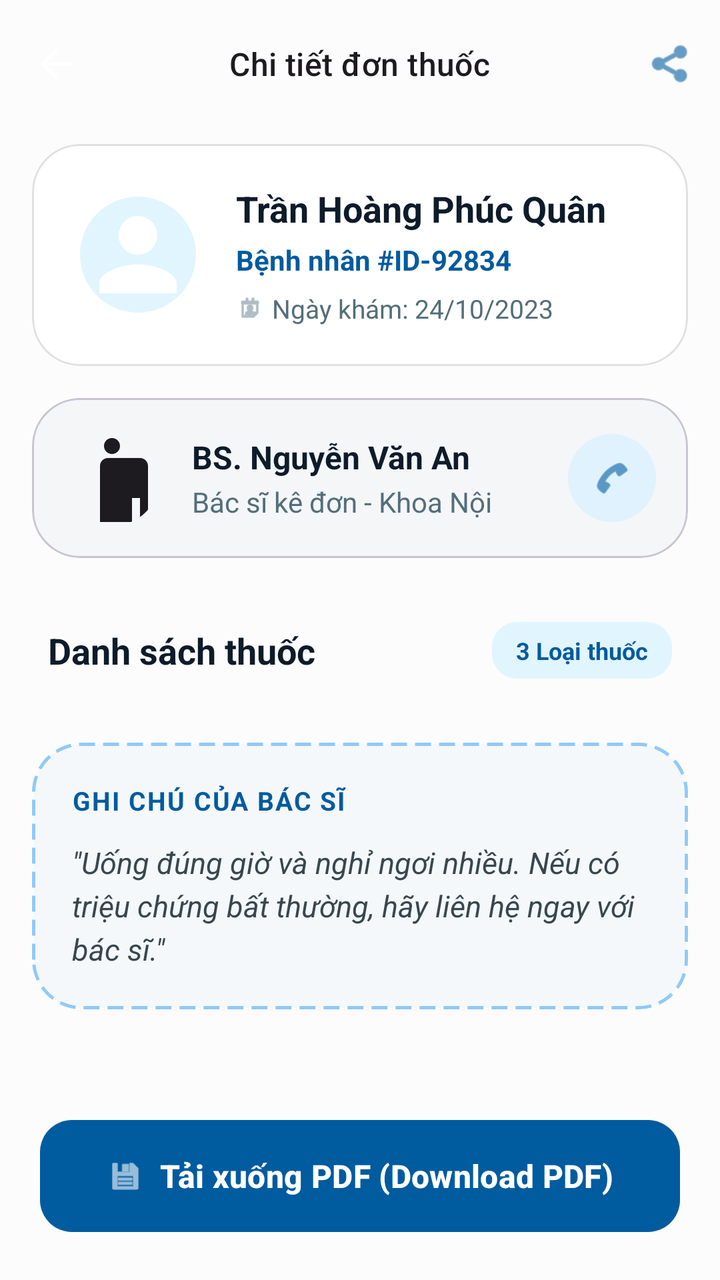
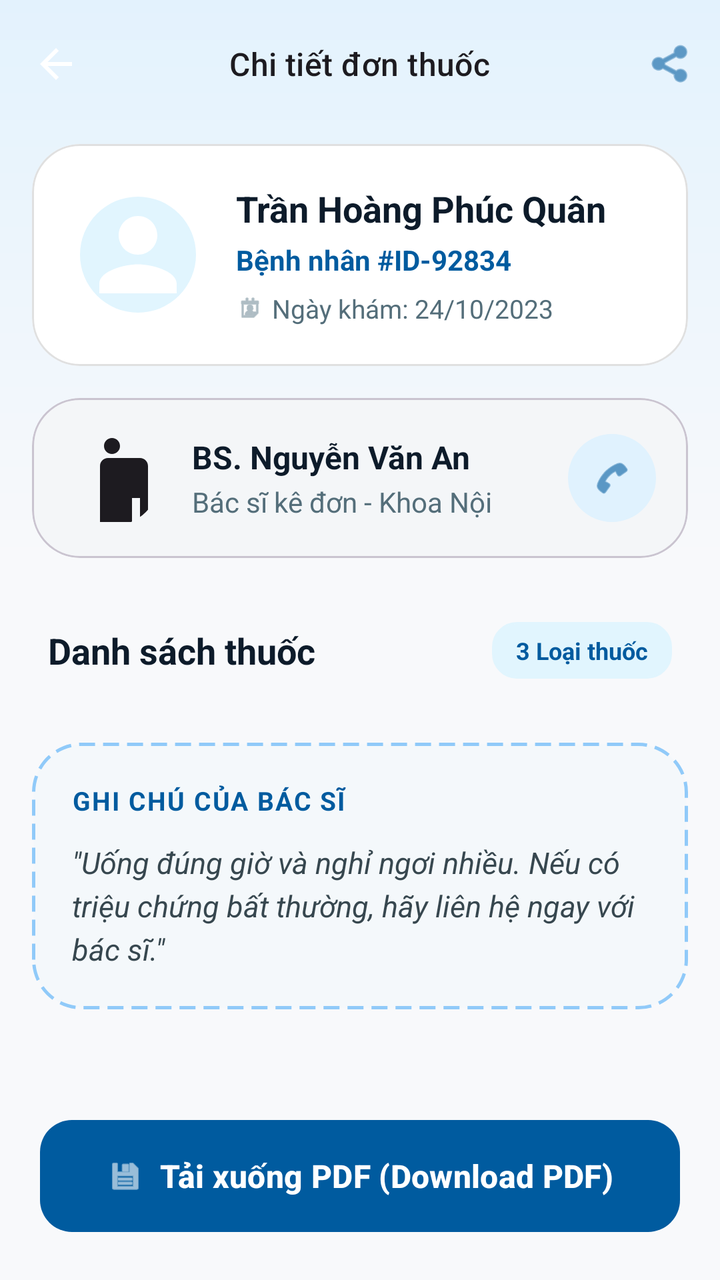

Two renders of the same Android screen: before a commit and after it. Below are the layout's source before the change and the commit's diff.
<!-- AndroidManifest.xml: application theme Theme.Mobile_android -->
<!-- res/layout/activity_prescription_detail.xml -->
<?xml version="1.0" encoding="utf-8"?>
<androidx.constraintlayout.widget.ConstraintLayout xmlns:android="http://schemas.android.com/apk/res/android"
    xmlns:app="http://schemas.android.com/apk/res-auto"
    xmlns:tools="http://schemas.android.com/tools"
    android:layout_width="match_parent"
    android:layout_height="match_parent"
    android:background="#FCFCFD">

    <com.google.android.material.appbar.AppBarLayout
        android:id="@+id/appBarLayout"
        android:layout_width="match_parent"
        android:layout_height="wrap_content"
        android:background="@android:color/transparent"
        android:elevation="0dp"
        app:layout_constraintTop_toTopOf="parent">

        <com.google.android.material.appbar.MaterialToolbar
            android:id="@+id/toolbar"
            android:layout_width="match_parent"
            android:layout_height="?attr/actionBarSize"
            app:title="Chi tiết đơn thuốc"
            app:titleCentered="true"
            app:titleTextAppearance="@style/TextAppearance.Material3.TitleMedium"
            app:navigationIcon="@drawable/ic_back">
            <ImageView
                android:layout_width="48dp"
                android:layout_height="48dp"
                android:padding="12dp"
                android:layout_gravity="end"
                android:src="@android:drawable/ic_menu_share"
                app:tint="#005B9F" />
        </com.google.android.material.appbar.MaterialToolbar>
    </com.google.android.material.appbar.AppBarLayout>

    <androidx.core.widget.NestedScrollView
        android:layout_width="match_parent"
        android:layout_height="0dp"
        app:layout_constraintTop_toBottomOf="@id/appBarLayout"
        app:layout_constraintBottom_toTopOf="@id/btnDownloadPDF">

        <LinearLayout
            android:layout_width="match_parent"
            android:layout_height="wrap_content"
            android:orientation="vertical"
            android:paddingHorizontal="16dp"
            android:paddingBottom="24dp">

            
            <com.google.android.material.card.MaterialCardView
                android:layout_width="match_parent"
                android:layout_height="wrap_content"
                android:layout_marginTop="8dp"
                app:cardCornerRadius="24dp"
                app:cardElevation="0dp"
                app:strokeColor="#E0E0E0"
                app:strokeWidth="1dp"
                app:cardBackgroundColor="@android:color/white">

                <LinearLayout
                    android:layout_width="match_parent"
                    android:layout_height="wrap_content"
                    android:orientation="horizontal"
                    android:padding="20dp"
                    android:gravity="center_vertical">

                    <com.google.android.material.imageview.ShapeableImageView
                        android:id="@+id/ivPatientAvatar"
                        android:layout_width="66dp"
                        android:layout_height="66dp"
                        android:scaleType="centerCrop"
                        android:src="@drawable/ic_user"
                        app:shapeAppearanceOverlay="@style/CircleAppearance"
                        android:background="#E1F5FE"
                        android:padding="4dp"/>

                    <LinearLayout
                        android:layout_width="wrap_content"
                        android:layout_height="wrap_content"
                        android:orientation="vertical"
                        android:layout_marginStart="16dp">

                        <TextView
                            android:id="@+id/tvPatientName"
                            android:layout_width="wrap_content"
                            android:layout_height="wrap_content"
                            android:text="Trần Hoàng Phúc Quân"
                            android:textColor="#0D1B2A"
                            android:textSize="18sp"
                            android:textStyle="bold" />

                        <TextView
                            android:layout_width="wrap_content"
                            android:layout_height="wrap_content"
                            android:layout_marginTop="4dp"
                            android:text="Bệnh nhân #ID-92834"
                            android:textColor="#005B9F"
                            android:textSize="14sp"
                            android:textStyle="bold"/>

                        <LinearLayout
                            android:layout_width="wrap_content"
                            android:layout_height="wrap_content"
                            android:orientation="horizontal"
                            android:layout_marginTop="6dp"
                            android:gravity="center_vertical">
                            <ImageView
                                android:layout_width="14dp"
                                android:layout_height="14dp"
                                android:src="@android:drawable/ic_menu_my_calendar"
                                app:tint="#78909C"/>
                            <TextView
                                android:id="@+id/tvDate"
                                android:layout_width="wrap_content"
                                android:layout_height="wrap_content"
                                android:layout_marginStart="4dp"
                                android:text="Ngày khám: 24/10/2023"
                                android:textColor="#546E7A"
                                android:textSize="13sp"/>
                        </LinearLayout>
                    </LinearLayout>
                </LinearLayout>
            </com.google.android.material.card.MaterialCardView>

            
            <com.google.android.material.card.MaterialCardView
                android:layout_width="match_parent"
                android:layout_height="wrap_content"
                android:layout_marginTop="16dp"
                app:cardCornerRadius="24dp"
                app:cardElevation="0dp"
                app:cardBackgroundColor="#F4F6F8">

                <RelativeLayout
                    android:layout_width="match_parent"
                    android:layout_height="wrap_content"
                    android:padding="16dp">

                    <com.google.android.material.imageview.ShapeableImageView
                        android:id="@+id/ivDocAvatar"
                        android:layout_width="48dp"
                        android:layout_height="48dp"
                        android:scaleType="centerCrop"
                        android:src="@drawable/ic_doctor"
                        app:shapeAppearanceOverlay="@style/CircleAppearance"
                        android:layout_centerVertical="true"/>

                    <LinearLayout
                        android:layout_width="wrap_content"
                        android:layout_height="wrap_content"
                        android:orientation="vertical"
                        android:layout_toEndOf="@id/ivDocAvatar"
                        android:layout_centerVertical="true"
                        android:layout_marginStart="16dp">

                        <TextView
                            android:id="@+id/tvDoctorName"
                            android:layout_width="wrap_content"
                            android:layout_height="wrap_content"
                            android:text="BS. Nguyễn Văn An"
                            android:textColor="#0D1B2A"
                            android:textSize="16sp"
                            android:textStyle="bold" />

                        <TextView
                            android:layout_width="wrap_content"
                            android:layout_height="wrap_content"
                            android:text="Bác sĩ kê đơn - Khoa Nội"
                            android:textColor="#546E7A"
                            android:textSize="14sp"
                            android:layout_marginTop="2dp"/>
                    </LinearLayout>

                    <ImageView
                        android:layout_width="44dp"
                        android:layout_height="44dp"
                        android:padding="12dp"
                        android:src="@android:drawable/ic_menu_call"
                        android:background="@drawable/bg_circle_soft_blue"
                        app:tint="#005B9F"
                        android:layout_alignParentEnd="true"
                        android:layout_centerVertical="true"/>
                </RelativeLayout>
            </com.google.android.material.card.MaterialCardView>

            
            <RelativeLayout
                android:layout_width="match_parent"
                android:layout_height="wrap_content"
                android:layout_marginTop="32dp"
                android:layout_marginBottom="16dp"
                android:layout_marginHorizontal="8dp">

                <TextView
                    android:layout_width="wrap_content"
                    android:layout_height="wrap_content"
                    android:text="Danh sách thuốc"
                    android:textColor="#0D1B2A"
                    android:textSize="18sp"
                    android:textStyle="bold"
                    android:layout_centerVertical="true"/>

                <TextView
                    android:layout_width="wrap_content"
                    android:layout_height="wrap_content"
                    android:text="3 Loại thuốc"
                    android:textColor="#005B9F"
                    android:textSize="12sp"
                    android:textStyle="bold"
                    android:background="@drawable/bg_pill_gray_premium"
                    android:backgroundTint="#E1F5FE"
                    android:paddingHorizontal="12dp"
                    android:paddingVertical="6dp"
                    android:layout_alignParentEnd="true"
                    android:layout_centerVertical="true"/>
            </RelativeLayout>

            <androidx.recyclerview.widget.RecyclerView
                android:id="@+id/rvDrugs"
                android:layout_width="match_parent"
                android:layout_height="wrap_content"
                android:nestedScrollingEnabled="false"
                android:clipToPadding="false"/>

            
            <LinearLayout
                android:layout_width="match_parent"
                android:layout_height="wrap_content"
                android:orientation="vertical"
                android:background="@drawable/bg_dashed_border"
                android:padding="20dp"
                android:layout_marginTop="16dp">

                <TextView
                    android:layout_width="wrap_content"
                    android:layout_height="wrap_content"
                    android:text="GHI CHÚ CỦA BÁC SĨ"
                    android:textColor="#005B9F"
                    android:textSize="13sp"
                    android:textStyle="bold"
                    android:letterSpacing="0.05"/>

                <TextView
                    android:id="@+id/tvDoctorNote"
                    android:layout_width="match_parent"
                    android:layout_height="wrap_content"
                    android:layout_marginTop="12dp"
                    android:text="&quot;Uống đúng giờ và nghỉ ngơi nhiều. Nếu có triệu chứng bất thường, hãy liên hệ ngay với bác sĩ.&quot;"
                    android:textColor="#37474F"
                    android:textSize="15sp"
                    android:textStyle="italic"
                    android:lineSpacingExtra="4dp"/>
            </LinearLayout>

        </LinearLayout>
    </androidx.core.widget.NestedScrollView>

    <com.google.android.material.button.MaterialButton
        android:id="@+id/btnDownloadPDF"
        android:layout_width="match_parent"
        android:layout_height="64dp"
        android:layout_margin="20dp"
        app:layout_constraintBottom_toBottomOf="parent"
        android:text="Tải xuống PDF (Download PDF)"
        android:textAllCaps="false"
        android:textSize="16sp"
        android:textStyle="bold"
        app:cornerRadius="16dp"
        app:icon="@android:drawable/ic_menu_save"
        app:iconGravity="textStart"
        app:backgroundTint="#005B9F"/>

</androidx.constraintlayout.widget.ConstraintLayout>
<!-- resources referenced by this layout -->
<resources>
  <!-- drawable bg_circle_soft_blue (drawable) -->
  <?xml version="1.0" encoding="utf-8"?>
  <shape xmlns:android="http://schemas.android.com/apk/res/android"
      android:shape="oval">
      <solid android:color="#E0F2FE" />
  </shape>
  <!-- drawable bg_dashed_border (drawable) -->
  <?xml version="1.0" encoding="utf-8"?>
  <shape xmlns:android="http://schemas.android.com/apk/res/android"
      android:shape="rectangle">
      <solid android:color="#F4F8FB" />
      <corners android:radius="24dp" />
      <stroke 
          android:width="1.5dp" 
          android:color="#90CAF9" 
          android:dashWidth="8dp" 
          android:dashGap="4dp" />
  </shape>
  <!-- drawable bg_pill_gray_premium (drawable) -->
  <?xml version="1.0" encoding="utf-8"?>
  <shape xmlns:android="http://schemas.android.com/apk/res/android"
      android:shape="rectangle">
      <solid android:color="#F0F0F0" />
      <corners android:radius="12dp" />
      <stroke android:width="1dp" android:color="#E0E0E0" />
  </shape>
  <!-- drawable ic_back (drawable) -->
  <?xml version="1.0" encoding="utf-8"?>
  <vector xmlns:android="http://schemas.android.com/apk/res/android"
      android:width="24dp"
      android:height="24dp"
      android:viewportWidth="24"
      android:viewportHeight="24">
      <path
          android:fillColor="@android:color/white"
          android:pathData="M20,11H7.83l5.59,-5.59L12,4l-8,8 8,8 1.41,-1.41L7.83,13H20v-2z"/>
  </vector>
  <!-- drawable ic_doctor (drawable) -->
  <vector xmlns:android="http://schemas.android.com/apk/res/android"
      android:width="24dp"
      android:height="24dp"
      android:viewportWidth="24"
      android:viewportHeight="24"
      android:tint="?attr/colorOnSurface">
    <path
        android:fillColor="@android:color/white"
        android:pathData="M12,2c1.1,0 2,0.9 2,2s-0.9,2 -2,2 -2,-0.9 -2,-2 0.9,-2 2,-2zM21,9v14h-2v-6h-2v6L9,23L9,9c0,-1.1 0.9,-2 2,-2h8c1.1,0 2,0.9 2,2z"/>
    <path
        android:fillColor="@android:color/white"
        android:pathData="M12.5,11.5c0.83,0 1.5,-0.67 1.5,-1.5s-0.67,-1.5 -1.5,-1.5S11,9.17 11,10s0.67,1.5 1.5,1.5z"/>
  </vector>
  <!-- drawable ic_user (drawable) -->
  <vector xmlns:android="http://schemas.android.com/apk/res/android"
      android:width="24dp"
      android:height="24dp"
      android:viewportWidth="24"
      android:viewportHeight="24">
      <path
          android:fillColor="#FFFFFF"
          android:pathData="M12,12c2.21,0 4,-1.79 4,-4s-1.79,-4 -4,-4 -4,1.79 -4,4 1.79,4 4,4zM12,14c-2.67,0 -8,1.34 -8,4v2h16v-2c0,-2.66 -5.33,-4 -8,-4z"/>
  </vector>
  <style name="CircleAppearance" parent="">
          <item name="cornerFamily">rounded</item>
          <item name="cornerSize">50%</item>
      </style>
  <style name="Theme.Mobile_android" parent="Base.Theme.Toothly" />
  <style name="Base.Theme.Toothly" parent="Theme.Material3.Light.NoActionBar">
          <item name="android:statusBarColor">@color/toothly_pearl</item>
          <item name="android:navigationBarColor">@color/toothly_pearl</item>
          <item name="android:windowLightStatusBar">true</item>
          <item name="colorPrimary">@color/toothly_teal</item>
          <item name="colorSurface">@color/toothly_pearl</item>
      </style>
  <color name="toothly_pearl">#f8fafc</color>
  <color name="toothly_teal">#0d9488</color>
</resources>

<!-- the commit's change to res/layout/activity_prescription_detail.xml (unified diff, before → after) -->
@@ -4,7 +4,13 @@
     xmlns:tools="http://schemas.android.com/tools"
     android:layout_width="match_parent"
     android:layout_height="match_parent"
-    android:background="#FCFCFD">
+    android:background="#F8F9FB">
+
+    <View
+        android:layout_width="match_parent"
+        android:layout_height="280dp"
+        android:background="@drawable/bg_gradient_blue_soft"
+        app:layout_constraintTop_toTopOf="parent"/>
 
     <com.google.android.material.appbar.AppBarLayout
         android:id="@+id/appBarLayout"
@@ -254,6 +260,27 @@
         </LinearLayout>
     </androidx.core.widget.NestedScrollView>
 
+    <ProgressBar
+        android:id="@+id/progress"
+        android:layout_width="wrap_content"
+        android:layout_height="wrap_content"
+        android:visibility="gone"
+        app:layout_constraintTop_toTopOf="parent"
+        app:layout_constraintBottom_toBottomOf="parent"
+        app:layout_constraintStart_toStartOf="parent"
+        app:layout_constraintEnd_toEndOf="parent" />
+
+    <TextView
+        android:id="@+id/tvEmpty"
+        android:layout_width="wrap_content"
+        android:layout_height="wrap_content"
+        android:text="Không có đơn thuốc"
+        android:visibility="gone"
+        app:layout_constraintTop_toTopOf="parent"
+        app:layout_constraintBottom_toBottomOf="parent"
+        app:layout_constraintStart_toStartOf="parent"
+        app:layout_constraintEnd_toEndOf="parent" />
+
     <com.google.android.material.button.MaterialButton
         android:id="@+id/btnDownloadPDF"
         android:layout_width="match_parent"
<!-- resource entries referenced after the edit -->
@@ -17,6 +17,14 @@
           android:color="#90CAF9" 
           android:dashWidth="8dp" 
           android:dashGap="4dp" />
+  </shape>
+  <!-- drawable bg_gradient_blue_soft (drawable) -->
+  <?xml version="1.0" encoding="utf-8"?>
+  <shape xmlns:android="http://schemas.android.com/apk/res/android">
+      <gradient
+          android:startColor="#E3F2FD"
+          android:endColor="#F8F9FB"
+          android:angle="270"/>
   </shape>
   <!-- drawable bg_pill_gray_premium (drawable) -->
   <?xml version="1.0" encoding="utf-8"?>
